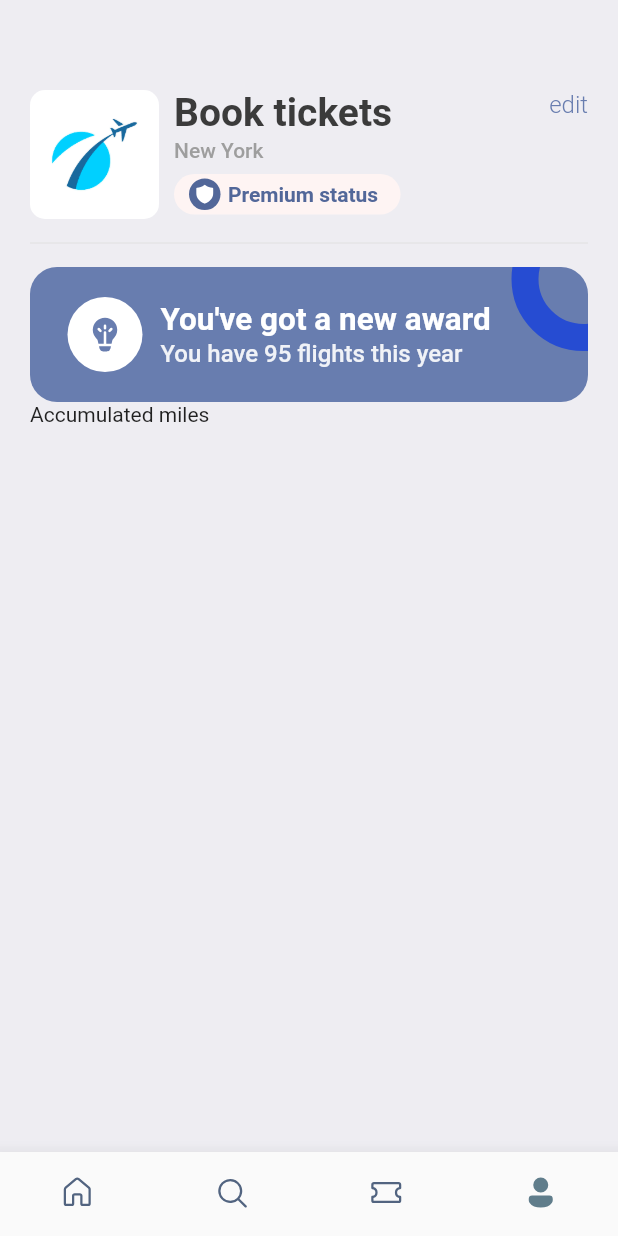
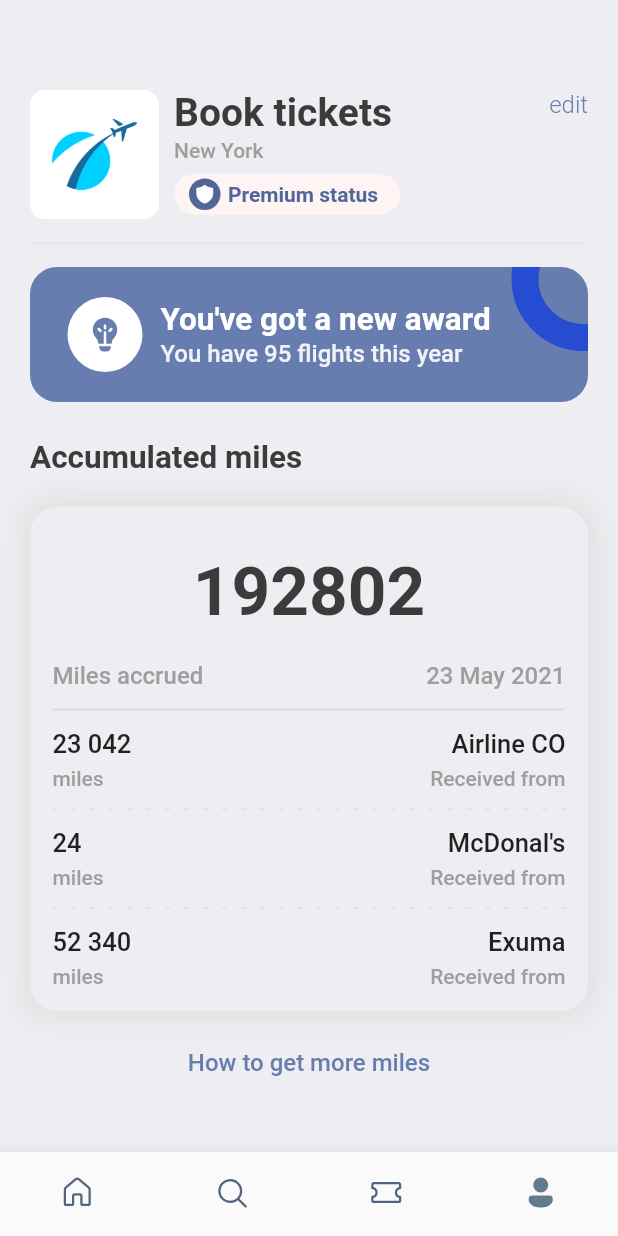
Before and after one commit to luisfelipe998/flutter-learning, a Flutter app: the screen it shows after launch, item 4 of the bottom bar chosen, on a phone screen of 412 x 824 dp. Run offline on Flutter 3.47's test engine with Material 2 defaults, Android fonts, the phone set to English and light mode, and no system bars; our stand-ins replace barcode_widget, cloud_firestore, firebase_auth, firebase_core, fluentui_icons, font_awesome_flutter and 6 more; accounts and stored records are empty.

Commit message:
finish profile screen

```diff
--- a/bookingapp/lib/screens/profile_screen.dart
+++ b/bookingapp/lib/screens/profile_screen.dart
@@ -1,4 +1,6 @@
 import 'package:bookingapp/utils/app_layout.dart';
+import 'package:bookingapp/widgets/column_layout.dart';
+import 'package:bookingapp/widgets/layout_builder.dart';
 import 'package:fluentui_icons/fluentui_icons.dart';
 import 'package:flutter/material.dart';
 import 'package:gap/gap.dart';
@@ -173,7 +175,121 @@ class ProfileScreen extends StatelessWidget {
               ),
             ],
           ),
-          const Text("Accumulated miles"),
+          Gap(AppLayout.getHeight(25)),
+          Text("Accumulated miles", style: Styles.headLineStyle2),
+          Gap(AppLayout.getHeight(20)),
+          Container(
+            padding: EdgeInsets.symmetric(
+              horizontal: AppLayout.getWidth(15),
+              vertical: AppLayout.getHeight(15),
+            ),
+            decoration: BoxDecoration(
+              borderRadius: BorderRadius.circular(AppLayout.getHeight(18)),
+              color: Styles.bgColor,
+              boxShadow: [
+                BoxShadow(
+                  color: Colors.grey.shade300,
+                  blurRadius: 15,
+                  spreadRadius: 5,
+                ),
+              ],
+            ),
+            child: Column(
+              children: [
+                Gap(AppLayout.getHeight(15)),
+                Text(
+                  "192802",
+                  style: TextStyle(
+                      fontSize: 45,
+                      color: Styles.textColor,
+                      fontWeight: FontWeight.w600),
+                ),
+                Gap(AppLayout.getHeight(20)),
+                Row(
+                  mainAxisAlignment: MainAxisAlignment.spaceBetween,
+                  children: [
+                    Text("Miles accrued",
+                        style: Styles.headLineStyle4.copyWith(fontSize: 16)),
+                    Text("23 May 2021",
+                        style: Styles.headLineStyle4.copyWith(fontSize: 16)),
+                  ],
+                ),
+                Gap(AppLayout.getHeight(5)),
+                Divider(color: Colors.grey.shade300, thickness: 1.5),
+                Gap(AppLayout.getHeight(5)),
+                Row(
+                  mainAxisAlignment: MainAxisAlignment.spaceBetween,
+                  children: const [
+                    ColumnLayout(
+                      firstText: "23 042",
+                      secondText: "miles",
+                      alignment: CrossAxisAlignment.start,
+                      isColor: false,
+                    ),
+                    ColumnLayout(
+                      firstText: "Airline CO",
+                      secondText: "Received from",
+                      alignment: CrossAxisAlignment.end,
+                      isColor: false,
+                    ),
+                  ],
+                ),
+                Gap(AppLayout.getHeight(12)),
+                const AppLayoutBuilder(sections: 12, isColor: false),
+                Gap(AppLayout.getHeight(12)),
+                Row(
+                  mainAxisAlignment: MainAxisAlignment.spaceBetween,
+                  children: const [
+                    ColumnLayout(
+                      firstText: "24",
+                      secondText: "miles",
+                      alignment: CrossAxisAlignment.start,
+                      isColor: false,
+                    ),
+                    ColumnLayout(
+                      firstText: "McDonal's",
+                      secondText: "Received from",
+                      alignment: CrossAxisAlignment.end,
+                      isColor: false,
+                    ),
+                  ],
+                ),
+                Gap(AppLayout.getHeight(12)),
+                const AppLayoutBuilder(sections: 12, isColor: false),
+                Gap(AppLayout.getHeight(12)),
+                Row(
+                  mainAxisAlignment: MainAxisAlignment.spaceBetween,
+                  children: const [
+                    ColumnLayout(
+                      firstText: "52 340",
+                      secondText: "miles",
+                      alignment: CrossAxisAlignment.start,
+                      isColor: false,
+                    ),
+                    ColumnLayout(
+                      firstText: "Exuma",
+                      secondText: "Received from",
+                      alignment: CrossAxisAlignment.end,
+                      isColor: false,
+                    ),
+                  ],
+                ),
+              ],
+            ),
+          ),
+          Gap(AppLayout.getHeight(25)),
+          InkWell(
+            onTap: () {
+              print('tapped');
+            },
+            child: Center(
+              child: Text(
+                "How to get more miles",
+                style: Styles.textStyle.copyWith(
+                    color: Styles.primaryColor, fontWeight: FontWeight.w500),
+              ),
+            ),
+          ),
         ],
       ),
     );
```
